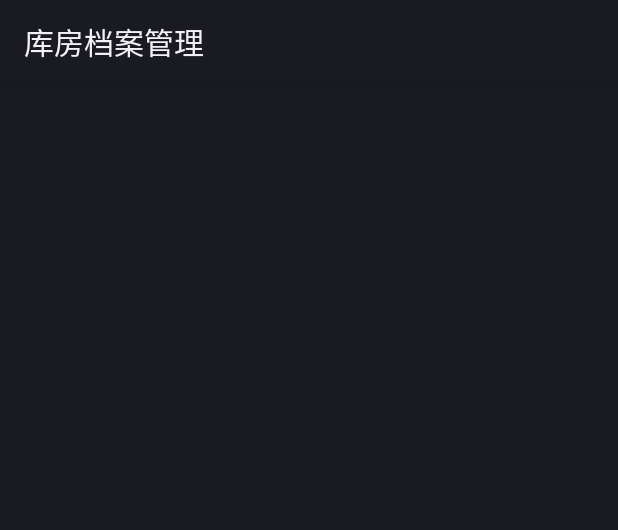
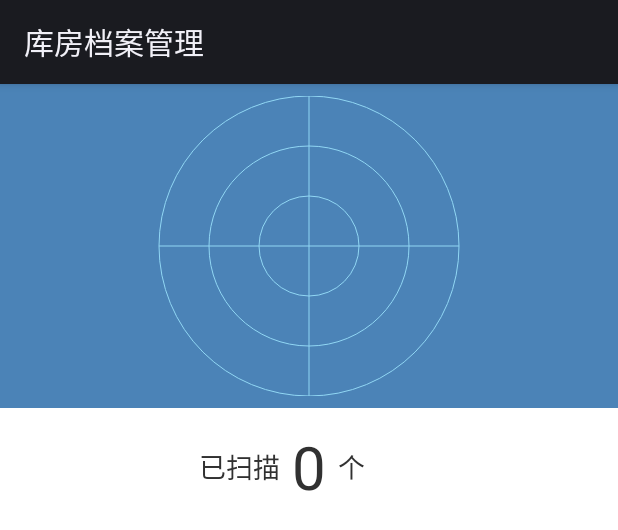
Before and after one commit to MrCuiWenQiang/RecordManager, an Android app: the layout ac_check.xml on its own in the app's theme, with its tools: preview values and no code run, on a phone screen of 412 x 824 dp. Shown: the top 530 px of the screen. Run offline under Robolectric (Android 15) with nearby library versions, the phone set to English and light mode, and no system bars.

Commit message:
1.perfect CheckActivity and RfidUtil Class

```diff
--- a/app/src/main/java/com/zt/recordmanager/contract/CheckContract.java
+++ b/app/src/main/java/com/zt/recordmanager/contract/CheckContract.java
@@ -9,7 +9,7 @@ public class CheckContract {
 
         void scanLabel_Fail(String msg);
 
-        void scanNewFile(String tag);
+        void scanNewFile(String tag,int number);
 
         void scanNewFile_fail(String err);
     }
--- /dev/null
+++ b/app/src/main/java/com/zt/recordmanager/view/widget/RadarView.java
@@ -0,0 +1,377 @@
+package com.zt.recordmanager.view.widget;
+
+import android.content.Context;
+import android.content.res.TypedArray;
+import android.graphics.Canvas;
+import android.graphics.Color;
+import android.graphics.Paint;
+import android.graphics.SweepGradient;
+import android.support.annotation.Nullable;
+import android.util.AttributeSet;
+import android.util.TypedValue;
+import android.view.View;
+
+import com.zt.recordmanager.R;
+
+import java.util.ArrayList;
+import java.util.Iterator;
+
+public class RadarView extends View {
+        //默认的主题颜色
+        private int DEFAULT_COLOR = Color.parseColor("#91D7F4");
+
+        // 圆圈和交叉线的颜色
+        private int mCircleColor = DEFAULT_COLOR;
+        //圆圈的数量 不能小于1
+        private int mCircleNum = 3;
+        //扫描的颜色 RadarView会对这个颜色做渐变透明处理
+        private int mSweepColor = DEFAULT_COLOR;
+        //水滴的颜色
+        private int mRaindropColor = DEFAULT_COLOR;
+        //水滴的数量 这里表示的是水滴最多能同时出现的数量。因为水滴是随机产生的，数量是不确定的
+        private int mRaindropNum = 4;
+        //是否显示交叉线
+        private boolean isShowCross = true;
+        //是否显示水滴
+        private boolean isShowRaindrop = true;
+        //扫描的转速，表示几秒转一圈
+        private float mSpeed = 3.0f;
+        //水滴显示和消失的速度
+        private float mFlicker = 3.0f;
+
+        private Paint mCirclePaint;// 圆的画笔
+        private Paint mSweepPaint; //扫描效果的画笔
+        private Paint mRaindropPaint;// 水滴的画笔
+
+        private float mDegrees; //扫描时的扫描旋转角度。
+        public boolean isScanning = false;//是否扫描
+
+        //保存水滴数据
+        private ArrayList<Raindrop> mRaindrops = new ArrayList<>();
+
+        public RadarView(Context context) {
+            super(context);
+            init();
+        }
+
+        public RadarView(Context context, @Nullable AttributeSet attrs) {
+            super(context, attrs);
+            getAttrs(context, attrs);
+            init();
+        }
+
+        public RadarView(Context context, @Nullable AttributeSet attrs, int defStyleAttr) {
+            super(context, attrs, defStyleAttr);
+            getAttrs(context, attrs);
+            init();
+        }
+
+        /**
+         * 获取自定义属性值
+         *
+         * @param context
+         * @param attrs
+         */
+        private void getAttrs(Context context, AttributeSet attrs) {
+            if (attrs != null) {
+                TypedArray mTypedArray = context.obtainStyledAttributes(attrs, R.styleable.RadarView);
+                mCircleColor = mTypedArray.getColor(R.styleable.RadarView_circleColor, DEFAULT_COLOR);
+                mCircleNum = mTypedArray.getInt(R.styleable.RadarView_circleNum, mCircleNum);
+                if (mCircleNum < 1) {
+                    mCircleNum = 3;
+                }
+                mSweepColor = mTypedArray.getColor(R.styleable.RadarView_sweepColor, DEFAULT_COLOR);
+                mRaindropColor = mTypedArray.getColor(R.styleable.RadarView_raindropColor, DEFAULT_COLOR);
+                mRaindropNum = mTypedArray.getInt(R.styleable.RadarView_raindropNum, mRaindropNum);
+                isShowCross = mTypedArray.getBoolean(R.styleable.RadarView_showCross, true);
+                isShowRaindrop = mTypedArray.getBoolean(R.styleable.RadarView_showRaindrop, true);
+                mSpeed = mTypedArray.getFloat(R.styleable.RadarView_speed, mSpeed);
+                if (mSpeed <= 0) {
+                    mSpeed = 3;
+                }
+                mFlicker = mTypedArray.getFloat(R.styleable.RadarView_flicker, mFlicker);
+                if (mFlicker <= 0) {
+                    mFlicker = 3;
+                }
+                mTypedArray.recycle();
+            }
+        }
+
+        /**
+         * 初始化
+         */
+        private void init() {
+            // 初始化画笔
+            mCirclePaint = new Paint();
+            mCirclePaint.setColor(mCircleColor);
+            mCirclePaint.setStrokeWidth(1);
+            mCirclePaint.setStyle(Paint.Style.STROKE);
+            mCirclePaint.setAntiAlias(true);
+
+            mRaindropPaint = new Paint();
+            mRaindropPaint.setStyle(Paint.Style.FILL);
+            mRaindropPaint.setAntiAlias(true);
+
+            mSweepPaint = new Paint();
+            mSweepPaint.setAntiAlias(true);
+        }
+
+        @Override
+        protected void onMeasure(int widthMeasureSpec, int heightMeasureSpec) {
+            //设置宽高,默认200dp
+            int defaultSize = dp2px(getContext(), 200);
+            setMeasuredDimension(measureWidth(widthMeasureSpec, defaultSize),
+                    measureHeight(heightMeasureSpec, defaultSize));
+        }
+
+        /**
+         * 测量宽
+         *
+         * @param measureSpec
+         * @param defaultSize
+         * @return
+         */
+        private int measureWidth(int measureSpec, int defaultSize) {
+            int result = 0;
+            int specMode = MeasureSpec.getMode(measureSpec);
+            int specSize = MeasureSpec.getSize(measureSpec);
+
+            if (specMode == MeasureSpec.EXACTLY) {
+                result = specSize;
+            } else {
+                result = defaultSize + getPaddingLeft() + getPaddingRight();
+                if (specMode == MeasureSpec.AT_MOST) {
+                    result = Math.min(result, specSize);
+                }
+            }
+            result = Math.max(result, getSuggestedMinimumWidth());
+            return result;
+        }
+
+        /**
+         * 测量高
+         *
+         * @param measureSpec
+         * @param defaultSize
+         * @return
+         */
+        private int measureHeight(int measureSpec, int defaultSize) {
+            int result = 0;
+            int specMode = MeasureSpec.getMode(measureSpec);
+            int specSize = MeasureSpec.getSize(measureSpec);
+
+            if (specMode == MeasureSpec.EXACTLY) {
+                result = specSize;
+            } else {
+                result = defaultSize + getPaddingTop() + getPaddingBottom();
+                if (specMode == MeasureSpec.AT_MOST) {
+                    result = Math.min(result, specSize);
+                }
+            }
+            result = Math.max(result, getSuggestedMinimumHeight());
+            return result;
+        }
+
+        @Override
+        protected void onDraw(Canvas canvas) {
+
+            //计算圆的半径
+            int width = getWidth() - getPaddingLeft() - getPaddingRight();
+            int height = getHeight() - getPaddingTop() - getPaddingBottom();
+            int radius = Math.min(width, height) / 2;
+
+            //计算圆的圆心
+            int cx = getPaddingLeft() + (getWidth() - getPaddingLeft() - getPaddingRight()) / 2;
+            int cy = getPaddingTop() + (getHeight() - getPaddingTop() - getPaddingBottom()) / 2;
+
+            drawCircle(canvas, cx, cy, radius);
+
+            if (isShowCross) {
+                drawCross(canvas, cx, cy, radius);
+            }
+
+            //正在扫描
+            if (isScanning) {
+                if (isShowRaindrop) {
+                    drawRaindrop(canvas, cx, cy, radius);
+                }
+                drawSweep(canvas, cx, cy, radius);
+                //计算雷达扫描的旋转角度
+                mDegrees = (mDegrees + (360 / mSpeed / 60)) % 360;
+
+                //触发View重新绘制，通过不断的绘制实现View的扫描动画效果
+                invalidate();
+            }
+        }
+
+        /**
+         * 画圆
+         */
+        private void drawCircle(Canvas canvas, int cx, int cy, int radius) {
+            //画mCircleNum个半径不等的圆圈。
+            for (int i = 0; i < mCircleNum; i++) {
+                canvas.drawCircle(cx, cy, radius - (radius / mCircleNum * i), mCirclePaint);
+            }
+        }
+
+        /**
+         * 画交叉线
+         */
+        private void drawCross(Canvas canvas, int cx, int cy, int radius) {
+            //水平线
+            canvas.drawLine(cx - radius, cy, cx + radius, cy, mCirclePaint);
+
+            //垂直线
+            canvas.drawLine(cx, cy - radius, cx, cy + radius, mCirclePaint);
+        }
+
+        /**
+         * 生成水滴。水滴的生成是随机的，并不是每次调用都会生成一个水滴。
+         */
+        private void generateRaindrop(int cx, int cy, int radius) {
+
+            // 最多只能同时存在mRaindropNum个水滴。
+            if (mRaindrops.size() < mRaindropNum) {
+                // 随机一个20以内的数字，如果这个数字刚好是0，就生成一个水滴。
+                // 用于控制水滴生成的概率。
+                boolean probability = (int) (Math.random() * 20) == 0;
+                if (probability) {
+                    int x = 0;
+                    int y = 0;
+                    int xOffset = (int) (Math.random() * (radius - 20));
+                    int yOffset = (int) (Math.random() * (int) Math.sqrt(1.0 * (radius - 20) * (radius - 20) - xOffset * xOffset));
+
+                    if ((int) (Math.random() * 2) == 0) {
+                        x = cx - xOffset;
+                    } else {
+                        x = cx + xOffset;
+                    }
+
+                    if ((int) (Math.random() * 2) == 0) {
+                        y = cy - yOffset;
+                    } else {
+                        y = cy + yOffset;
+                    }
+
+                    mRaindrops.add(new Raindrop(x, y, 0, mRaindropColor));
+                }
+            }
+        }
+
+        /**
+         * 删除水滴
+         */
+        private void removeRaindrop() {
+            Iterator<Raindrop> iterator = mRaindrops.iterator();
+
+            while (iterator.hasNext()) {
+                Raindrop raindrop = iterator.next();
+                if (raindrop.radius > 20 || raindrop.alpha < 0) {
+                    iterator.remove();
+                }
+            }
+        }
+
+        /**
+         * 画雨点(就是在扫描的过程中随机出现的点)。
+         */
+        private void drawRaindrop(Canvas canvas, int cx, int cy, int radius) {
+            generateRaindrop(cx, cy, radius);
+            for (Raindrop raindrop : mRaindrops) {
+                mRaindropPaint.setColor(raindrop.changeAlpha());
+                canvas.drawCircle(raindrop.x, raindrop.y, raindrop.radius, mRaindropPaint);
+                //水滴的扩散和透明的渐变效果
+                raindrop.radius += 1.0f * 20 / 60 / mFlicker;
+                raindrop.alpha -= 1.0f * 255 / 60 / mFlicker;
+            }
+            removeRaindrop();
+        }
+
+        /**
+         * 画扫描效果
+         */
+        private void drawSweep(Canvas canvas, int cx, int cy, int radius) {
+            //扇形的透明的渐变效果
+            SweepGradient sweepGradient = new SweepGradient(cx, cy,
+                    new int[]{Color.TRANSPARENT, changeAlpha(mSweepColor, 0), changeAlpha(mSweepColor, 168),
+                            changeAlpha(mSweepColor, 255), changeAlpha(mSweepColor, 255)
+                    }, new float[]{0.0f, 0.6f, 0.99f, 0.998f, 1f});
+            mSweepPaint.setShader(sweepGradient);
+            //先旋转画布，再绘制扫描的颜色渲染，实现扫描时的旋转效果。
+            canvas.rotate(-90 + mDegrees, cx, cy);
+            canvas.drawCircle(cx, cy, radius, mSweepPaint);
+        }
+
+        /**
+         * 开始扫描
+         */
+        public void start() {
+            if (!isScanning) {
+                isScanning = true;
+                invalidate();
+            }
+        }
+
+        /**
+         * 停止扫描
+         */
+        public void stop() {
+            if (isScanning) {
+                isScanning = false;
+//                mRaindrops.clear();
+//                mDegrees = 0.0f;
+            }
+        }
+
+        /**
+         * 水滴数据类
+         */
+        private static class Raindrop {
+
+            int x;
+            int y;
+            float radius;
+            int color;
+            float alpha = 255;
+
+            public Raindrop(int x, int y, float radius, int color) {
+                this.x = x;
+                this.y = y;
+                this.radius = radius;
+                this.color = color;
+            }
+
+            /**
+             * 获取改变透明度后的颜色值
+             *
+             * @return
+             */
+            public int changeAlpha() {
+                return RadarView.changeAlpha(color, (int) alpha);
+            }
+
+        }
+
+        /**
+         * dp转px
+         */
+        private static int dp2px(Context context, float dpVal) {
+            return (int) TypedValue.applyDimension(TypedValue.COMPLEX_UNIT_DIP,
+                    dpVal, context.getResources().getDisplayMetrics());
+        }
+
+        /**
+         * 改变颜色的透明度
+         *
+         * @param color
+         * @param alpha
+         * @return
+         */
+        private static int changeAlpha(int color, int alpha) {
+            int red = Color.red(color);
+            int green = Color.green(color);
+            int blue = Color.blue(color);
+            return Color.argb(alpha, red, green, blue);
+        }
+
+}
--- /dev/null
+++ b/app/src/main/res/drawable/click_select_start.xml
@@ -0,0 +1,13 @@
+<?xml version="1.0" encoding="utf-8"?>
+<selector xmlns:android="http://schemas.android.com/apk/res/android">
+    <item android:state_pressed="false">
+        <shape>
+            <solid android:color="@color/win_start" />
+        </shape>
+    </item>
+    <item android:state_pressed="true">
+        <shape>
+            <solid android:color="@color/win_end" />
+        </shape>
+    </item>
+</selector>
--- a/app/src/main/res/layout/ac_check.xml
+++ b/app/src/main/res/layout/ac_check.xml
@@ -1,9 +1,81 @@
 <?xml version="1.0" encoding="utf-8"?>
-<LinearLayout xmlns:android="http://schemas.android.com/apk/res/android"
+<RelativeLayout xmlns:android="http://schemas.android.com/apk/res/android"
     xmlns:tools="http://schemas.android.com/tools"
     android:layout_width="match_parent"
     android:layout_height="match_parent"
-    tools:context=".view.MainActivity">
+    tools:context=".view.MainActivity"
+    android:background="@color/white"
+    android:orientation="vertical">
+    <FrameLayout
+        android:id="@+id/ll_fr"
+        android:paddingTop="8dp"
+        android:paddingBottom="8dp"
+        android:layout_centerHorizontal="true"
+        android:background="@color/win_end"
+        android:layout_width="match_parent"
+        android:layout_height="wrap_content">
+        <com.zt.recordmanager.view.widget.RadarView
+            android:id="@+id/my_radar"
+            android:layout_width="match_parent"
+            android:layout_height="wrap_content" />
+    </FrameLayout>
 
-
-</LinearLayout>
+    <RelativeLayout
+        android:layout_below="@id/ll_fr"
+        android:layout_marginTop="12dp"
+        android:layout_centerHorizontal="true"
+        android:layout_width="match_parent"
+        android:layout_height="wrap_content">
+        <TextView
+            style="@style/check_hint_num"
+            android:text="已扫描"
+            android:layout_toLeftOf="@id/tv_num"
+            android:layout_centerVertical="true"
+            android:layout_marginRight="8dp"
+            android:layout_width="wrap_content"
+            android:layout_height="wrap_content"
+            />
+        <TextView
+            android:id="@+id/tv_num"
+            android:text="0"
+            android:layout_centerHorizontal="true"
+            style="@style/check_hint_num"
+            android:textSize="40sp"
+            android:maxLength="10"
+            android:layout_width="wrap_content"
+            android:layout_height="wrap_content"
+            />
+        <TextView
+            android:text="个"
+            style="@style/check_hint_num"
+            android:layout_width="wrap_content"
+            android:layout_height="wrap_content"
+            android:layout_toRightOf="@id/tv_num"
+            android:layout_centerVertical="true"
+            android:layout_marginLeft="8dp"
+            />
+    </RelativeLayout>
+    <LinearLayout
+        android:id="@+id/ll_open"
+        android:visibility="gone"
+        android:layout_alignParentBottom="true"
+        android:layout_width="match_parent"
+        android:layout_height="wrap_content"
+        android:orientation="vertical">
+        <Button
+            android:id="@+id/bt_status"
+            android:text="开始盘点"
+            style="@style/bt_uit"
+            android:background="@drawable/click_select"
+            android:layout_width="match_parent"
+            android:layout_height="wrap_content" />
+        <Button
+            android:id="@+id/bt_update"
+            android:visibility="gone"
+            android:text="结果上传"
+            style="@style/bt_uit"
+            android:background="@drawable/click_select_start"
+            android:layout_width="match_parent"
+            android:layout_height="wrap_content" />
+    </LinearLayout>
+</RelativeLayout>
--- a/app/src/main/res/values/styles.xml
+++ b/app/src/main/res/values/styles.xml
@@ -22,4 +22,16 @@
         <item name="android:textSize">18sp</item>
         <item name="android:gravity">center</item>
     </style>
+
+    <style name="bt_uit">
+        <item name="android:layout_margin">8dp</item>
+        <item name="android:layout_marginTop">4dp</item>
+        <item name="android:layout_marginBottom">4dp</item>
+        <item name="android:textColor">@color/white</item>
+    </style>
+
+    <style name="check_hint_num">
+        <item name="android:textColor">@color/black</item>
+        <item name="android:textSize">18sp</item>
+    </style>
 </resources>
--- a/fakerti/src/main/java/cn/faker/repaymodel/util/db/DBThreadHelper.java
+++ b/fakerti/src/main/java/cn/faker/repaymodel/util/db/DBThreadHelper.java
@@ -23,7 +23,7 @@ public class DBThreadHelper {
      *
      * @param callback
      */
-    public static final void startThreadInPool(final ThreadCallback callback) {
+    public static final Thread startThreadInPool(final ThreadCallback callback) {
         initHandler();
         Thread job = new Thread(new Runnable() {
             @Override
@@ -49,6 +49,7 @@ public class DBThreadHelper {
             }
         });
         ThreadPoolProxyFactory.getdBWhereThreadPool().excute(job);
+        return job;
     }
 
     /**
@@ -83,6 +84,9 @@ public class DBThreadHelper {
         ThreadPoolProxyFactory.getdbLoadThreadPool().excute(job);
     }
 
+    public static final void removeJob(Thread jobThread){
+        ThreadPoolProxyFactory.getdbLoadThreadPool().remove(jobThread);
+    }
 
     public static abstract class ThreadCallback<T> {
         T t;
```
Also changed, not shown: app/src/main/java/com/zt/recordmanager/presenter/CheckPresenter.java (+8 -8 lines), app/src/main/java/com/zt/recordmanager/util/RFIDUtil.java (+11 -8 lines), app/src/main/java/com/zt/recordmanager/view/CheckActivity.java (+56 -8 lines), app/src/main/res/values/attrs.xml (added, +24 -0 lines).
